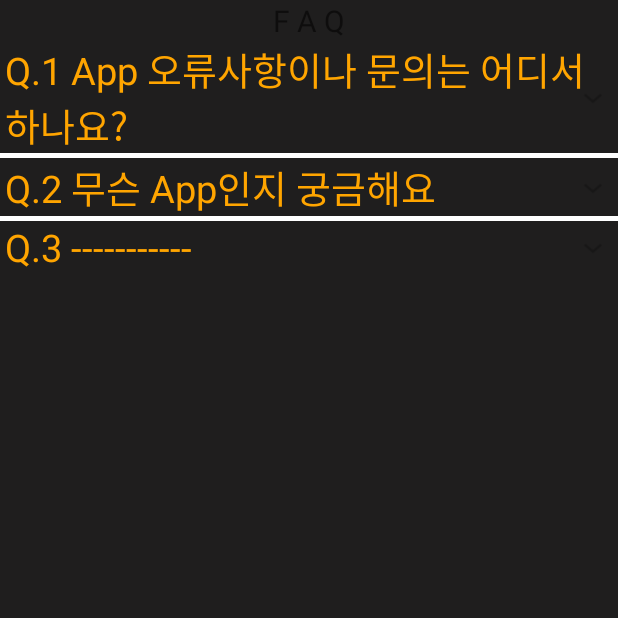
After one commit to GwangHyeong/android_project_eyers2, an Android app: the FAQActivity screen opened directly, with no data from a screen before it, on a phone screen of 412 x 824 dp, the top half of it. The commit adds this screen. Run offline under Robolectric (Android 15) with nearby library versions, the phone set to English and light mode, and no system bars; our stand-ins replace sdp/ssp sizes; libraries missing offline, so code that uses them is left out: com.captaindroid.tvg; network calls fail; 2 statements that could not run were skipped.

Commit message:
20200515 FAQ 게시판 구현

```diff
--- a/app/src/main/AndroidManifest.xml
+++ b/app/src/main/AndroidManifest.xml
@@ -24,7 +24,7 @@
         <activity android:name=".view.NoticeActivity"/>
         <activity android:name=".view.FreeBoardActivity"/>
         <activity android:name=".view.MemberActivity"/>
-        <activity android:name=".view.PageTestFour"/>
+        <activity android:name=".view.FAQActivity"/>
         <activity android:name=".view.AdminActivity"/>
         <activity android:name=".view.TestActivity" />
 
--- /dev/null
+++ b/app/src/main/java/hyung/gwang/eyers2/adapter/FAQAdapter.java
@@ -0,0 +1,98 @@
+package hyung.gwang.eyers2.adapter;
+
+import android.content.Context;
+import android.view.LayoutInflater;
+import android.view.View;
+import android.view.ViewGroup;
+import android.widget.BaseExpandableListAdapter;
+import android.widget.TextView;
+
+import java.util.ArrayList;
+
+import hyung.gwang.eyers2.R;
+import hyung.gwang.eyers2.detail.FAQDetailActivity;
+
+public class FAQAdapter extends BaseExpandableListAdapter {
+    private Context context;
+    private int groupLayout = 0;
+    private int chlidLayout = 0;
+    private ArrayList<FAQDetailActivity> DataList;
+    private LayoutInflater myinf = null;
+
+    public FAQAdapter(Context context, int groupLay, int chlidLay, ArrayList<FAQDetailActivity> DataList){
+        this.DataList = DataList;
+        this.groupLayout = groupLay;
+        this.chlidLayout = chlidLay;
+        this.context = context;
+        this.myinf = (LayoutInflater)context.getSystemService(Context.LAYOUT_INFLATER_SERVICE);
+    }
+
+    @Override
+    public View getGroupView(int groupPosition, boolean isExpanded, View convertView, ViewGroup parent) {
+        // TODO Auto-generated method stub
+        if(convertView == null){
+            convertView = myinf.inflate(this.groupLayout, parent, false);
+        }
+        TextView groupName = (TextView)convertView.findViewById(R.id.groupName);
+        groupName.setText(DataList.get(groupPosition).groupName);
+        return convertView;
+    }
+
+    @Override
+    public View getChildView(int groupPosition, int childPosition, boolean isLastChild, View convertView, ViewGroup parent) {
+        // TODO Auto-generated method stub
+        if(convertView == null){
+            convertView = myinf.inflate(this.chlidLayout, parent, false);
+        }
+        TextView childName = (TextView)convertView.findViewById(R.id.childName);
+        childName.setText(DataList.get(groupPosition).child.get(childPosition));
+        return convertView;
+    }
+    @Override
+    public boolean hasStableIds() {
+        // TODO Auto-generated method stub
+        return true;
+    }
+
+    @Override
+    public boolean isChildSelectable(int groupPosition, int childPosition) {
+        // TODO Auto-generated method stub
+        return true;
+    }
+    @Override
+    public Object getChild(int groupPosition, int childPosition) {
+        // TODO Auto-generated method stub
+        return DataList.get(groupPosition).child.get(childPosition);
+    }
+
+    @Override
+    public long getChildId(int groupPosition, int childPosition) {
+        // TODO Auto-generated method stub
+        return childPosition;
+    }
+
+    @Override
+    public int getChildrenCount(int groupPosition) {
+        // TODO Auto-generated method stub
+        return DataList.get(groupPosition).child.size();
+    }
+
+    @Override
+    public FAQDetailActivity getGroup(int groupPosition) {
+        // TODO Auto-generated method stub
+        return DataList.get(groupPosition);
+    }
+
+    @Override
+    public int getGroupCount() {
+        // TODO Auto-generated method stub
+        return DataList.size();
+    }
+
+    @Override
+    public long getGroupId(int groupPosition) {
+        // TODO Auto-generated method stub
+        return groupPosition;
+    }
+
+}
--- /dev/null
+++ b/app/src/main/java/hyung/gwang/eyers2/detail/FAQDetailActivity.java
@@ -0,0 +1,13 @@
+package hyung.gwang.eyers2.detail;
+
+import java.util.ArrayList;
+
+public class FAQDetailActivity {
+    public ArrayList<String> child;
+    public String groupName;
+
+    public FAQDetailActivity(String name) {
+        groupName = name;
+        child = new ArrayList<String>();
+    }
+}
--- /dev/null
+++ b/app/src/main/java/hyung/gwang/eyers2/view/FAQActivity.java
@@ -0,0 +1,59 @@
+package hyung.gwang.eyers2.view;
+
+import android.graphics.Color;
+import android.os.Bundle;
+import android.view.Display;
+import android.view.WindowManager;
+import android.widget.ExpandableListView;
+import android.widget.TextView;
+
+import com.captaindroid.tvg.Tvg;
+
+import java.util.ArrayList;
+
+import androidx.appcompat.app.AppCompatActivity;
+import hyung.gwang.eyers2.R;
+import hyung.gwang.eyers2.adapter.FAQAdapter;
+import hyung.gwang.eyers2.detail.FAQDetailActivity;
+
+
+public class FAQActivity extends AppCompatActivity {
+    private ExpandableListView listView;
+
+    @Override
+    protected void onCreate(Bundle savedInstanceState) {
+        getWindow().setFlags(WindowManager.LayoutParams.FLAG_FULLSCREEN, WindowManager.LayoutParams.FLAG_FULLSCREEN);
+
+        super.onCreate(savedInstanceState);
+        setContentView(R.layout.activity_faq);
+        Display newDisplay = getWindowManager().getDefaultDisplay();
+        int width = newDisplay.getWidth();
+
+        TextView titleView = (TextView)findViewById(R.id.titleView);
+        //텍스트 그레디언트
+        Tvg.change(titleView, Color.parseColor("#FFFFFF"), Color.parseColor("#3BA3F2"));
+        Tvg.change((TextView) findViewById(R.id.titleView), new int[]{
+                Color.parseColor("#F97C3C"),
+                Color.parseColor("#FDB54E"),
+                Color.parseColor("#FFFFFF"),
+                Color.parseColor("#478AEA"),
+                Color.parseColor("#8446CC"),
+        });
+
+        ArrayList<FAQDetailActivity> DataList = new ArrayList<FAQDetailActivity>();
+        listView = (ExpandableListView) findViewById(R.id.mylist);
+        FAQDetailActivity temp = new FAQDetailActivity("Q.1 App 오류사항이나 문의는 어디서 하나요?");
+        temp.child.add("개발자 이메일 gh9383@daum.net 문의 하시면 됩니다.");
+        DataList.add(temp);
+        temp = new FAQDetailActivity("Q.2 무슨 App인지 궁금해요");
+        temp.child.add("2020년 1학기 프로젝트로 진행된 학과 학술동아리 -EyErs- 의 커뮤니티 APP 입니다 ");
+        DataList.add(temp);
+        temp = new FAQDetailActivity("Q.3 -----------");
+        temp.child.add("추가해야함");
+        DataList.add(temp);
+
+        FAQAdapter adapter = new FAQAdapter(getApplicationContext(), R.layout.group_row, R.layout.child_row, DataList);
+        listView.setIndicatorBounds(width - 50, width); //이 코드를 지우면 화살표 위치가 바뀐다.
+        listView.setAdapter(adapter);
+    }
+}
--- /dev/null
+++ b/app/src/main/res/layout/activity_faq.xml
@@ -0,0 +1,26 @@
+<?xml version="1.0" encoding="utf-8"?>
+<LinearLayout
+    xmlns:android="http://schemas.android.com/apk/res/android"
+    android:orientation="vertical"
+    android:background="@color/black_dark"
+    android:layout_width="fill_parent"
+    android:layout_height="fill_parent">
+
+    <TextView
+        android:id="@+id/titleView"
+        android:layout_width="wrap_content"
+        android:layout_height="wrap_content"
+        android:text="F A Q"
+        android:textSize="20dp"
+
+        android:layout_gravity="center_horizontal"
+        />
+    <ExpandableListView
+        android:layout_width="match_parent"
+        android:layout_height="wrap_content"
+        android:divider="#ffffff"
+        android:dividerHeight="3dp"
+        android:outlineSpotShadowColor="@color/colorPrimary"
+        android:indicatorLeft="?android:attr/expandableListPreferredItemIndicatorLeft"
+        android:id="@+id/mylist" />
+</LinearLayout>
--- /dev/null
+++ b/app/src/main/res/layout/group_row.xml
@@ -0,0 +1,13 @@
+<?xml version="1.0" encoding="utf-8"?>
+<LinearLayout
+    xmlns:android="http://schemas.android.com/apk/res/android"
+    android:layout_width="fill_parent"
+    android:layout_height="fill_parent">
+    <TextView android:id="@+id/groupName"
+        android:layout_width="wrap_content"
+        android:layout_height="wrap_content"
+        android:textSize="25dp"
+        android:paddingLeft="5px"
+        android:textColor = "#FFA500"
+        />
+</LinearLayout>
```
Also changed, not shown: app/src/main/java/hyung/gwang/eyers2/fragment/SlidingTabsBasicFragment.java (+4 -4 lines), app/src/main/java/hyung/gwang/eyers2/view/PageTestFour.java (deleted, +0 -15 lines), app/src/main/res/layout/child_row.xml (added, +16 -0 lines), app/src/main/res/layout/pagetestfour.xml (deleted, +0 -15 lines), app/src/main/res/drawable-v24/faq.png (added).
